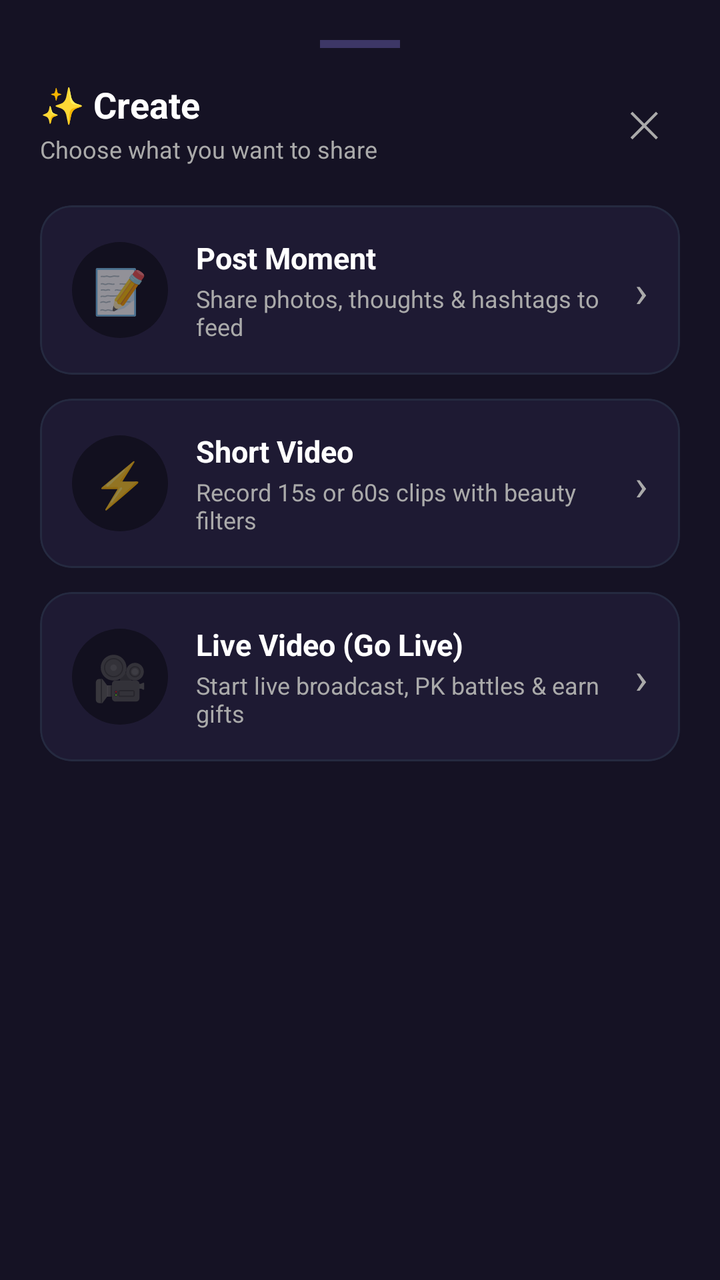
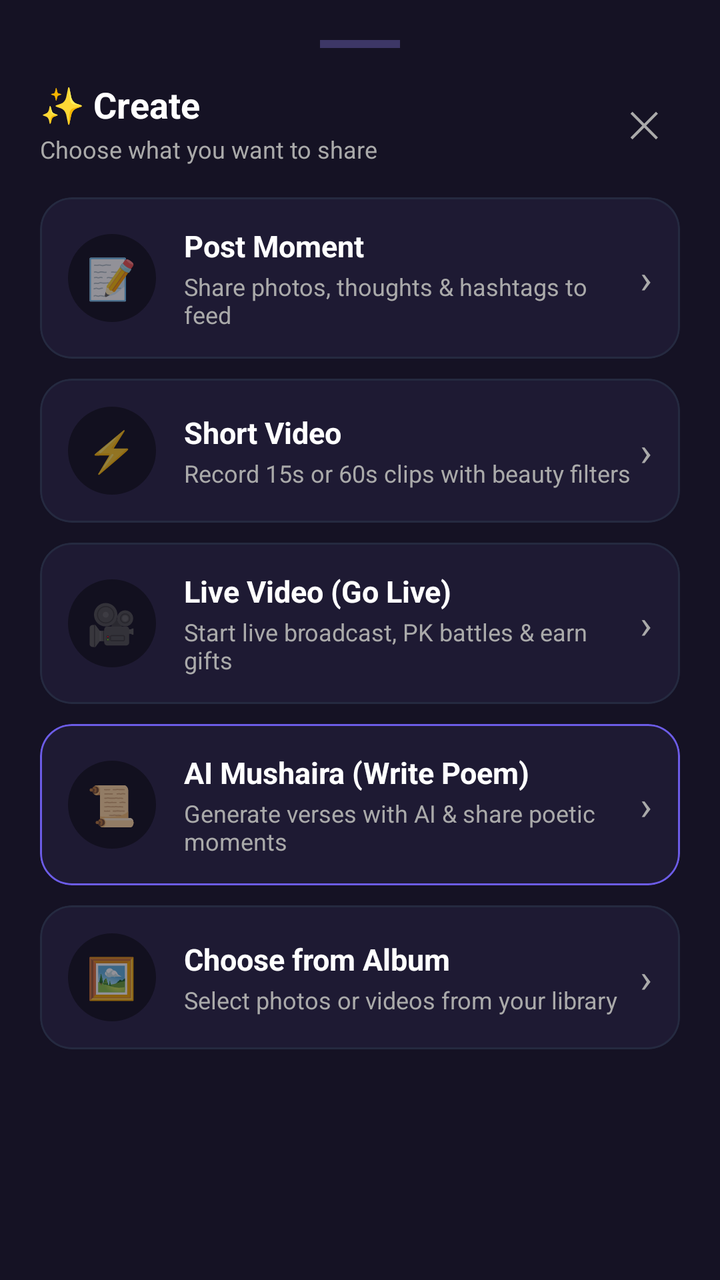

An Android layout rendered at two revisions. The XML below is the earlier revision; the diff shows what the commit changed to produce the second picture.
<!-- AndroidManifest.xml: application theme Theme.UnrealStar -->
<!-- res/layout/sheet_create_options.xml -->
<?xml version="1.0" encoding="utf-8"?>
<LinearLayout xmlns:android="http://schemas.android.com/apk/res/android"
    xmlns:app="http://schemas.android.com/apk/res-auto"
    xmlns:tools="http://schemas.android.com/tools"
    android:layout_width="match_parent"
    android:layout_height="wrap_content"
    android:background="#151224"
    android:orientation="vertical"
    android:padding="20dp">

    
    <View
        android:layout_width="40dp"
        android:layout_height="4dp"
        android:layout_gravity="center_horizontal"
        android:layout_marginBottom="16dp"
        android:background="#3D3766" />

    
    <RelativeLayout
        android:layout_width="match_parent"
        android:layout_height="wrap_content"
        android:layout_marginBottom="20dp">

        <LinearLayout
            android:layout_width="wrap_content"
            android:layout_height="wrap_content"
            android:layout_alignParentStart="true"
            android:layout_centerVertical="true"
            android:orientation="vertical">

            <TextView
                android:layout_width="wrap_content"
                android:layout_height="wrap_content"
                android:text="✨ Create"
                android:textColor="@color/text_white"
                android:textSize="18sp"
                android:textStyle="bold" />

            <TextView
                android:layout_width="wrap_content"
                android:layout_height="wrap_content"
                android:layout_marginTop="2dp"
                android:text="Choose what you want to share"
                android:textColor="@color/text_muted"
                android:textSize="12sp" />
        </LinearLayout>

        <TextView
            android:id="@+id/btnClose"
            android:layout_width="36dp"
            android:layout_height="36dp"
            android:layout_alignParentEnd="true"
            android:layout_centerVertical="true"
            android:background="?attr/selectableItemBackgroundBorderless"
            android:gravity="center"
            android:text="✕"
            android:textColor="@color/text_muted"
            android:textSize="18sp" />
    </RelativeLayout>

    
    <com.google.android.material.card.MaterialCardView
        android:id="@+id/cardOptionPost"
        android:layout_width="match_parent"
        android:layout_height="wrap_content"
        android:layout_marginBottom="12dp"
        app:cardBackgroundColor="#1E1A33"
        app:cardCornerRadius="16dp"
        app:cardElevation="0dp"
        app:strokeColor="#252A40"
        app:strokeWidth="1dp">

        <LinearLayout
            android:layout_width="match_parent"
            android:layout_height="wrap_content"
            android:gravity="center_vertical"
            android:orientation="horizontal"
            android:padding="16dp">

            <FrameLayout
                android:layout_width="48dp"
                android:layout_height="48dp"
                android:background="@drawable/bg_icon_circle">

                <TextView
                    android:layout_width="wrap_content"
                    android:layout_height="wrap_content"
                    android:layout_gravity="center"
                    android:text="📝"
                    android:textSize="22sp" />
            </FrameLayout>

            <LinearLayout
                android:layout_width="0dp"
                android:layout_height="wrap_content"
                android:layout_marginStart="14dp"
                android:layout_weight="1"
                android:orientation="vertical">

                <TextView
                    android:layout_width="wrap_content"
                    android:layout_height="wrap_content"
                    android:text="Post Moment"
                    android:textColor="@color/text_white"
                    android:textSize="15sp"
                    android:textStyle="bold" />

                <TextView
                    android:layout_width="wrap_content"
                    android:layout_height="wrap_content"
                    android:layout_marginTop="2dp"
                    android:text="Share photos, thoughts &amp; hashtags to feed"
                    android:textColor="@color/text_muted"
                    android:textSize="12sp" />
            </LinearLayout>

            <TextView
                android:layout_width="wrap_content"
                android:layout_height="wrap_content"
                android:text="›"
                android:textColor="@color/text_muted"
                android:textSize="22sp" />
        </LinearLayout>
    </com.google.android.material.card.MaterialCardView>

    
    <com.google.android.material.card.MaterialCardView
        android:id="@+id/cardOptionShorts"
        android:layout_width="match_parent"
        android:layout_height="wrap_content"
        android:layout_marginBottom="12dp"
        app:cardBackgroundColor="#1E1A33"
        app:cardCornerRadius="16dp"
        app:cardElevation="0dp"
        app:strokeColor="#252A40"
        app:strokeWidth="1dp">

        <LinearLayout
            android:layout_width="match_parent"
            android:layout_height="wrap_content"
            android:gravity="center_vertical"
            android:orientation="horizontal"
            android:padding="16dp">

            <FrameLayout
                android:layout_width="48dp"
                android:layout_height="48dp"
                android:background="@drawable/bg_icon_circle">

                <TextView
                    android:layout_width="wrap_content"
                    android:layout_height="wrap_content"
                    android:layout_gravity="center"
                    android:text="⚡"
                    android:textSize="22sp" />
            </FrameLayout>

            <LinearLayout
                android:layout_width="0dp"
                android:layout_height="wrap_content"
                android:layout_marginStart="14dp"
                android:layout_weight="1"
                android:orientation="vertical">

                <TextView
                    android:layout_width="wrap_content"
                    android:layout_height="wrap_content"
                    android:text="Short Video"
                    android:textColor="@color/text_white"
                    android:textSize="15sp"
                    android:textStyle="bold" />

                <TextView
                    android:layout_width="wrap_content"
                    android:layout_height="wrap_content"
                    android:layout_marginTop="2dp"
                    android:text="Record 15s or 60s clips with beauty filters"
                    android:textColor="@color/text_muted"
                    android:textSize="12sp" />
            </LinearLayout>

            <TextView
                android:layout_width="wrap_content"
                android:layout_height="wrap_content"
                android:text="›"
                android:textColor="@color/text_muted"
                android:textSize="22sp" />
        </LinearLayout>
    </com.google.android.material.card.MaterialCardView>

    
    <com.google.android.material.card.MaterialCardView
        android:id="@+id/cardOptionLive"
        android:layout_width="match_parent"
        android:layout_height="wrap_content"
        android:layout_marginBottom="8dp"
        app:cardBackgroundColor="#1E1A33"
        app:cardCornerRadius="16dp"
        app:cardElevation="0dp"
        app:strokeColor="#252A40"
        app:strokeWidth="1dp">

        <LinearLayout
            android:layout_width="match_parent"
            android:layout_height="wrap_content"
            android:gravity="center_vertical"
            android:orientation="horizontal"
            android:padding="16dp">

            <FrameLayout
                android:layout_width="48dp"
                android:layout_height="48dp"
                android:background="@drawable/bg_icon_circle">

                <TextView
                    android:layout_width="wrap_content"
                    android:layout_height="wrap_content"
                    android:layout_gravity="center"
                    android:text="🎥"
                    android:textSize="22sp" />
            </FrameLayout>

            <LinearLayout
                android:layout_width="0dp"
                android:layout_height="wrap_content"
                android:layout_marginStart="14dp"
                android:layout_weight="1"
                android:orientation="vertical">

                <TextView
                    android:layout_width="wrap_content"
                    android:layout_height="wrap_content"
                    android:text="Live Video (Go Live)"
                    android:textColor="@color/text_white"
                    android:textSize="15sp"
                    android:textStyle="bold" />

                <TextView
                    android:layout_width="wrap_content"
                    android:layout_height="wrap_content"
                    android:layout_marginTop="2dp"
                    android:text="Start live broadcast, PK battles &amp; earn gifts"
                    android:textColor="@color/text_muted"
                    android:textSize="12sp" />
            </LinearLayout>

            <TextView
                android:layout_width="wrap_content"
                android:layout_height="wrap_content"
                android:text="›"
                android:textColor="@color/text_muted"
                android:textSize="22sp" />
        </LinearLayout>
    </com.google.android.material.card.MaterialCardView>
</LinearLayout>
<!-- resources referenced by this layout -->
<resources>
  <color name="text_muted">#AAAAAA</color>
  <color name="text_white">#FFFFFF</color>
  <!-- drawable bg_icon_circle (drawable) -->
  <?xml version="1.0" encoding="utf-8"?>
  <shape xmlns:android="http://schemas.android.com/apk/res/android"
      android:shape="oval">
      <solid android:color="@color/icon_circle_translucent" />
  </shape>
  <style name="Theme.UnrealStar" parent="Theme.MaterialComponents.DayNight.NoActionBar">
          <item name="colorPrimary">@color/primary</item>
          <item name="colorPrimaryVariant">@color/primary_variant</item>
          <item name="colorSecondary">@color/secondary</item>
          <item name="android:statusBarColor">@color/background_dark</item>
          <item name="android:navigationBarColor">@color/background_dark</item>
      </style>
  <color name="icon_circle_translucent">#66000000</color>
  <color name="primary">#FF0055</color>
  <color name="primary_variant">#D60047</color>
  <color name="secondary">#FFD700</color>
  <color name="background_dark">#121212</color>
</resources>

<!-- the commit's change to res/layout/sheet_create_options.xml (unified diff, before → after) -->
@@ -20,7 +20,7 @@
     <RelativeLayout
         android:layout_width="match_parent"
         android:layout_height="wrap_content"
-        android:layout_marginBottom="20dp">
+        android:layout_marginBottom="16dp">
 
         <LinearLayout
             android:layout_width="wrap_content"
@@ -64,7 +64,7 @@
         android:id="@+id/cardOptionPost"
         android:layout_width="match_parent"
         android:layout_height="wrap_content"
-        android:layout_marginBottom="12dp"
+        android:layout_marginBottom="10dp"
         app:cardBackgroundColor="#1E1A33"
         app:cardCornerRadius="16dp"
         app:cardElevation="0dp"
@@ -76,11 +76,11 @@
             android:layout_height="wrap_content"
             android:gravity="center_vertical"
             android:orientation="horizontal"
-            android:padding="16dp">
-
-            <FrameLayout
-                android:layout_width="48dp"
-                android:layout_height="48dp"
+            android:padding="14dp">
+
+            <FrameLayout
+                android:layout_width="44dp"
+                android:layout_height="44dp"
                 android:background="@drawable/bg_icon_circle">
 
                 <TextView
@@ -88,7 +88,7 @@
                     android:layout_height="wrap_content"
                     android:layout_gravity="center"
                     android:text="📝"
-                    android:textSize="22sp" />
+                    android:textSize="20sp" />
             </FrameLayout>
 
             <LinearLayout
@@ -120,7 +120,7 @@
                 android:layout_height="wrap_content"
                 android:text="›"
                 android:textColor="@color/text_muted"
-                android:textSize="22sp" />
+                android:textSize="20sp" />
         </LinearLayout>
     </com.google.android.material.card.MaterialCardView>
 
@@ -129,7 +129,7 @@
         android:id="@+id/cardOptionShorts"
         android:layout_width="match_parent"
         android:layout_height="wrap_content"
-        android:layout_marginBottom="12dp"
+        android:layout_marginBottom="10dp"
         app:cardBackgroundColor="#1E1A33"
         app:cardCornerRadius="16dp"
         app:cardElevation="0dp"
@@ -141,11 +141,11 @@
             android:layout_height="wrap_content"
             android:gravity="center_vertical"
             android:orientation="horizontal"
-            android:padding="16dp">
-
-            <FrameLayout
-                android:layout_width="48dp"
-                android:layout_height="48dp"
+            android:padding="14dp">
+
+            <FrameLayout
+                android:layout_width="44dp"
+                android:layout_height="44dp"
                 android:background="@drawable/bg_icon_circle">
 
                 <TextView
@@ -153,7 +153,7 @@
                     android:layout_height="wrap_content"
                     android:layout_gravity="center"
                     android:text="⚡"
-                    android:textSize="22sp" />
+                    android:textSize="20sp" />
             </FrameLayout>
 
             <LinearLayout
@@ -185,7 +185,7 @@
                 android:layout_height="wrap_content"
                 android:text="›"
                 android:textColor="@color/text_muted"
-                android:textSize="22sp" />
+                android:textSize="20sp" />
         </LinearLayout>
     </com.google.android.material.card.MaterialCardView>
 
@@ -194,7 +194,7 @@
         android:id="@+id/cardOptionLive"
         android:layout_width="match_parent"
         android:layout_height="wrap_content"
-        android:layout_marginBottom="8dp"
+        android:layout_marginBottom="10dp"
         app:cardBackgroundColor="#1E1A33"
         app:cardCornerRadius="16dp"
         app:cardElevation="0dp"
@@ -206,11 +206,11 @@
             android:layout_height="wrap_content"
             android:gravity="center_vertical"
             android:orientation="horizontal"
-            android:padding="16dp">
-
-            <FrameLayout
-                android:layout_width="48dp"
-                android:layout_height="48dp"
+            android:padding="14dp">
+
+            <FrameLayout
+                android:layout_width="44dp"
+                android:layout_height="44dp"
                 android:background="@drawable/bg_icon_circle">
 
                 <TextView
@@ -218,7 +218,7 @@
                     android:layout_height="wrap_content"
                     android:layout_gravity="center"
                     android:text="🎥"
-                    android:textSize="22sp" />
+                    android:textSize="20sp" />
             </FrameLayout>
 
             <LinearLayout
@@ -250,7 +250,137 @@
                 android:layout_height="wrap_content"
                 android:text="›"
                 android:textColor="@color/text_muted"
-                android:textSize="22sp" />
+                android:textSize="20sp" />
+        </LinearLayout>
+    </com.google.android.material.card.MaterialCardView>
+
+    
+    <com.google.android.material.card.MaterialCardView
+        android:id="@+id/cardOptionPoem"
+        android:layout_width="match_parent"
+        android:layout_height="wrap_content"
+        android:layout_marginBottom="10dp"
+        app:cardBackgroundColor="#1E1A33"
+        app:cardCornerRadius="16dp"
+        app:cardElevation="0dp"
+        app:strokeColor="#6C5CE7"
+        app:strokeWidth="1dp">
+
+        <LinearLayout
+            android:layout_width="match_parent"
+            android:layout_height="wrap_content"
+            android:gravity="center_vertical"
+            android:orientation="horizontal"
+            android:padding="14dp">
+
+            <FrameLayout
+                android:layout_width="44dp"
+                android:layout_height="44dp"
+                android:background="@drawable/bg_icon_circle">
+
+                <TextView
+                    android:layout_width="wrap_content"
+                    android:layout_height="wrap_content"
+                    android:layout_gravity="center"
+                    android:text="📜"
+                    android:textSize="20sp" />
+            </FrameLayout>
+
+            <LinearLayout
+                android:layout_width="0dp"
+                android:layout_height="wrap_content"
+                android:layout_marginStart="14dp"
+                android:layout_weight="1"
+                android:orientation="vertical">
+
+                <TextView
+                    android:layout_width="wrap_content"
+                    android:layout_height="wrap_content"
+                    android:text="AI Mushaira (Write Poem)"
+                    android:textColor="@color/text_white"
+                    android:textSize="15sp"
+                    android:textStyle="bold" />
+
+                <TextView
+                    android:layout_width="wrap_content"
+                    android:layout_height="wrap_content"
+                    android:layout_marginTop="2dp"
+                    android:text="Generate verses with AI &amp; share poetic moments"
+                    android:textColor="@color/text_muted"
+                    android:textSize="12sp" />
+            </LinearLayout>
+
+            <TextView
+                android:layout_width="wrap_content"
+                android:layout_height="wrap_content"
+                android:text="›"
+                android:textColor="@color/text_muted"
+                android:textSize="20sp" />
+        </LinearLayout>
+    </com.google.android.material.card.MaterialCardView>
+
+    
+    <com.google.android.material.card.MaterialCardView
+        android:id="@+id/cardOptionAlbum"
+        android:layout_width="match_parent"
+        android:layout_height="wrap_content"
+        android:layout_marginBottom="6dp"
+        app:cardBackgroundColor="#1E1A33"
+        app:cardCornerRadius="16dp"
+        app:cardElevation="0dp"
+        app:strokeColor="#252A40"
+        app:strokeWidth="1dp">
+
+        <LinearLayout
+            android:layout_width="match_parent"
+            android:layout_height="wrap_content"
+            android:gravity="center_vertical"
+            android:orientation="horizontal"
+            android:padding="14dp">
+
+            <FrameLayout
+                android:layout_width="44dp"
+                android:layout_height="44dp"
+                android:background="@drawable/bg_icon_circle">
+
+                <TextView
+                    android:layout_width="wrap_content"
+                    android:layout_height="wrap_content"
+                    android:layout_gravity="center"
+                    android:text="🖼️"
+                    android:textSize="20sp" />
+            </FrameLayout>
+
+            <LinearLayout
+                android:layout_width="0dp"
+                android:layout_height="wrap_content"
+                android:layout_marginStart="14dp"
+                android:layout_weight="1"
+                android:orientation="vertical">
+
+                <TextView
+                    android:layout_width="wrap_content"
+                    android:layout_height="wrap_content"
+                    android:text="Choose from Album"
+                    android:textColor="@color/text_white"
+                    android:textSize="15sp"
+                    android:textStyle="bold" />
+
+                <TextView
+                    android:layout_width="wrap_content"
+                    android:layout_height="wrap_content"
+                    android:layout_marginTop="2dp"
+                    android:text="Select photos or videos from your library"
+                    android:textColor="@color/text_muted"
+                    android:textSize="12sp" />
+            </LinearLayout>
+
+            <TextView
+                android:layout_width="wrap_content"
+                android:layout_height="wrap_content"
+                android:text="›"
+                android:textColor="@color/text_muted"
+                android:textSize="20sp" />
         </LinearLayout>
     </com.google.android.material.card.MaterialCardView>
 </LinearLayout>
